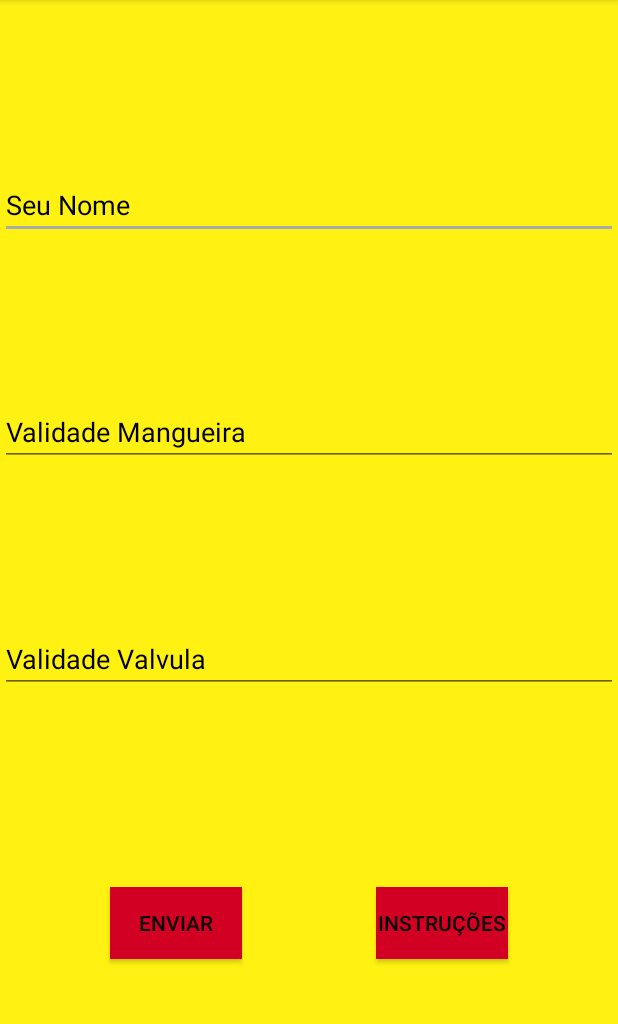
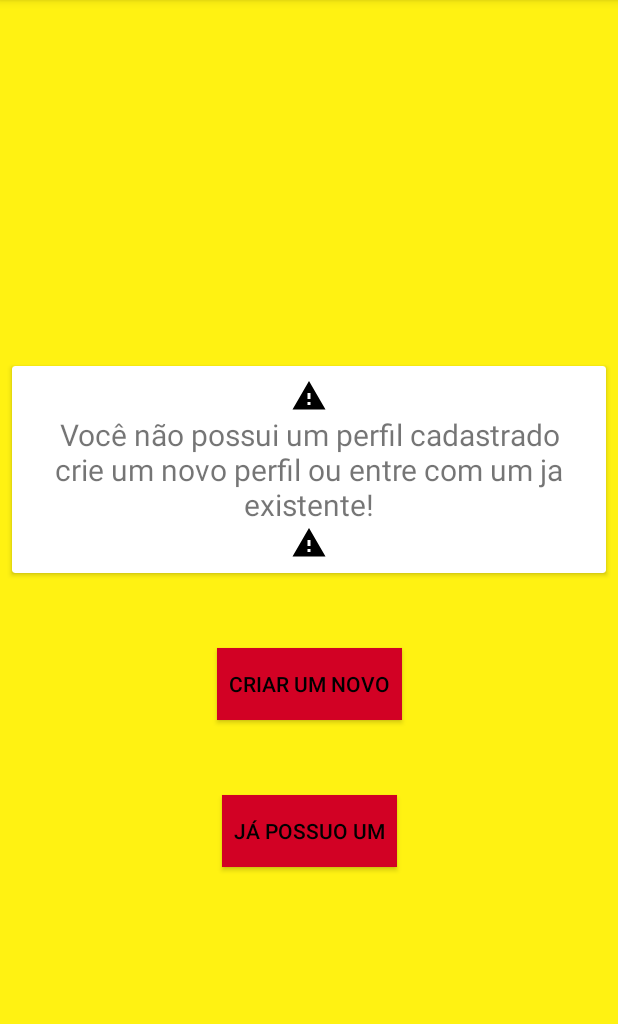
Before and after one commit to Trypion/PrototipoV2.0, an Android app: the screen it shows after launch (MainActivity), in the side drawer, after a tap on "Cadastro", on a phone screen of 412 x 824 dp, the part 84-1108 px from its top. Run offline under Robolectric (Android 15) with nearby library versions, the phone set to English and light mode, and no system bars.

Commit message:
Novas telas perfil/cadastro substituidas

```diff
--- a/app/src/main/java/com/example/prototipov11/MainActivity.java
+++ b/app/src/main/java/com/example/prototipov11/MainActivity.java
@@ -50,7 +50,7 @@ public class MainActivity extends AppCompatActivity implements NavigationView.On
 
         switch (menuItem.getItemId()){
             case R.id.nav_cadastro:
-                getSupportFragmentManager().beginTransaction().replace(R.id.fragment_container, new CadastroFragment()).commit();
+                getSupportFragmentManager().beginTransaction().replace(R.id.fragment_container, new NoperfilFragment()).commit();
                 break;
             case R.id.nav_guia:
                 getSupportFragmentManager().beginTransaction().replace(R.id.fragment_container, new GuiaFragment()).commit();
--- /dev/null
+++ b/app/src/main/java/com/example/prototipov11/NoperfilFragment.java
@@ -0,0 +1,19 @@
+package com.example.prototipov11;
+
+import android.os.Bundle;
+import android.view.LayoutInflater;
+import android.view.View;
+import android.view.ViewGroup;
+
+import androidx.annotation.NonNull;
+import androidx.annotation.Nullable;
+import androidx.fragment.app.Fragment;
+
+public class NoperfilFragment extends Fragment {
+
+    @Nullable
+    @Override
+    public View onCreateView(@NonNull LayoutInflater inflater, @Nullable ViewGroup container, @Nullable Bundle savedInstanceState) {
+        return inflater.inflate(R.layout.noperfil_warning_fragment, container, false);
+    }
+}
--- /dev/null
+++ b/app/src/main/res/drawable/ic_warning.xml
@@ -0,0 +1,9 @@
+<vector xmlns:android="http://schemas.android.com/apk/res/android"
+        android:width="24dp"
+        android:height="24dp"
+        android:viewportWidth="24.0"
+        android:viewportHeight="24.0">
+    <path
+        android:fillColor="#000000"
+        android:pathData="M1,21h22L12,2 1,21zM13,18h-2v-2h2v2zM13,14h-2v-4h2v4z"/>
+</vector>
--- a/app/src/main/res/layout/fragment_cadastro.xml
+++ b/app/src/main/res/layout/fragment_cadastro.xml
@@ -13,8 +13,8 @@
         android:layout_height="wrap_content"
         android:layout_marginEnd="8dp"
         android:layout_marginRight="8dp"
+        android:text="Enviar"
         android:background="@color/colorPrimary"
-        android:text="Enviar"
         android:textColor="@color/colorPrimaryDark"
         app:layout_constraintBottom_toBottomOf="parent"
         app:layout_constraintEnd_toStartOf="@+id/btn_instrucao"
--- /dev/null
+++ b/app/src/main/res/layout/noperfil_warning_fragment.xml
@@ -0,0 +1,78 @@
+<?xml version="1.0" encoding="utf-8"?>
+<androidx.constraintlayout.widget.ConstraintLayout xmlns:android="http://schemas.android.com/apk/res/android"
+    xmlns:app="http://schemas.android.com/apk/res-auto"
+    xmlns:tools="http://schemas.android.com/tools"
+    android:orientation="vertical"
+    android:layout_width="match_parent"
+    android:layout_height="match_parent"
+    android:background="@color/colorSecundary">
+
+    <androidx.cardview.widget.CardView
+        android:id="@+id/cardView"
+        android:layout_width="match_parent"
+        android:layout_height="wrap_content"
+        android:layout_marginStart="8dp"
+        android:layout_marginLeft="8dp"
+        android:layout_marginTop="8dp"
+        android:layout_marginEnd="8dp"
+        android:layout_marginRight="8dp"
+        android:layout_marginBottom="150dp"
+        android:orientation="vertical"
+        app:layout_constraintBottom_toBottomOf="parent"
+        app:layout_constraintEnd_toEndOf="parent"
+        app:layout_constraintStart_toStartOf="parent"
+        app:layout_constraintTop_toTopOf="parent">
+
+        <LinearLayout
+            android:layout_width="match_parent"
+            android:layout_height="match_parent"
+            android:orientation="vertical"
+            android:padding="8dp">
+
+            <ImageView
+                android:layout_width="match_parent"
+                android:layout_height="wrap_content"
+                android:src="@drawable/ic_warning" />
+
+            <TextView
+                android:layout_width="match_parent"
+                android:layout_height="wrap_content"
+                android:text="Você não possui um perfil cadastrado crie um novo perfil ou entre com um ja existente!"
+                android:textAlignment="center"
+                android:textSize="20sp" />
+
+            <ImageView
+                android:layout_width="match_parent"
+                android:layout_height="wrap_content"
+                android:src="@drawable/ic_warning" />
+
+        </LinearLayout>
+
+    </androidx.cardview.widget.CardView>
+
+    <Button
+        android:id="@+id/button"
+        android:layout_width="wrap_content"
+        android:layout_height="wrap_content"
+        android:layout_marginTop="50dp"
+        android:text="Criar um Novo"
+        app:layout_constraintEnd_toEndOf="parent"
+        app:layout_constraintStart_toStartOf="parent"
+        app:layout_constraintTop_toBottomOf="@+id/cardView"
+        android:background="@color/colorPrimary"
+        android:textColor="@color/colorPrimaryDark"
+        android:padding="8dp"/>
+
+    <Button
+        android:layout_width="wrap_content"
+        android:layout_height="wrap_content"
+        android:layout_marginTop="50dp"
+        android:text="Já possuo um"
+        app:layout_constraintEnd_toEndOf="parent"
+        app:layout_constraintStart_toStartOf="parent"
+        app:layout_constraintTop_toBottomOf="@+id/button"
+        android:background="@color/colorPrimary"
+        android:textColor="@color/colorPrimaryDark"
+        android:padding="8dp"/>
+
+</androidx.constraintlayout.widget.ConstraintLayout>
--- a/app/src/main/res/layout/noticias_fragment.xml
+++ b/app/src/main/res/layout/noticias_fragment.xml
@@ -9,8 +9,6 @@
         android:layout_width="match_parent"
         android:layout_height="match_parent"
         android:id="@+id/recycler_view"
-
-        tools:listitem="@layout/noticia_recycler"
-        />
+        tools:listitem="@layout/noticia_recycler"/>
 
 </androidx.coordinatorlayout.widget.CoordinatorLayout>
```
Also changed, not shown: app/src/main/res/drawable/ic_add.xml (added, +9 -0 lines), app/src/main/res/drawable/ic_touch.xml (added, +9 -0 lines), app/src/main/res/layout/item_list.xml (added, +44 -0 lines), app/src/main/res/layout/novo_perfil_fargment.xml (added, +85 -0 lines), app/src/main/res/layout/perfil_fragment.xml (added, +90 -0 lines).
